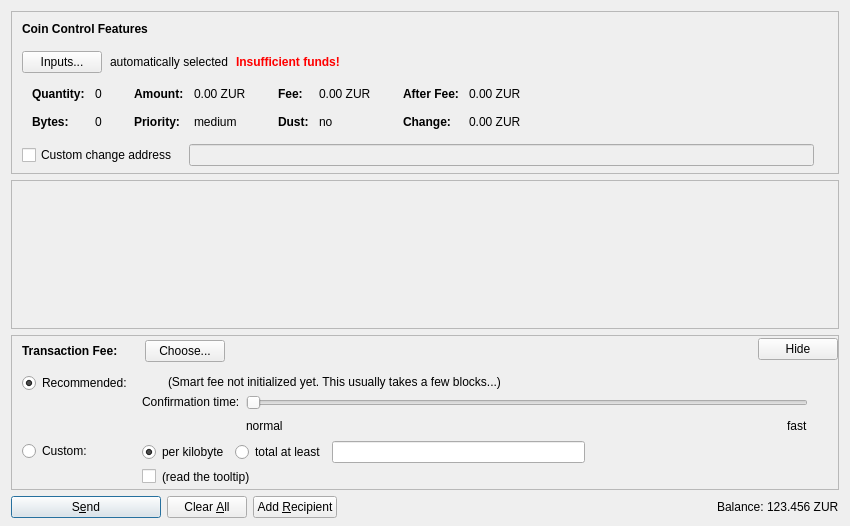
Above: src/qt/forms/sendcoinsdialog.ui from cryptoinhero/zurbank before the change. Below: the same form after it.
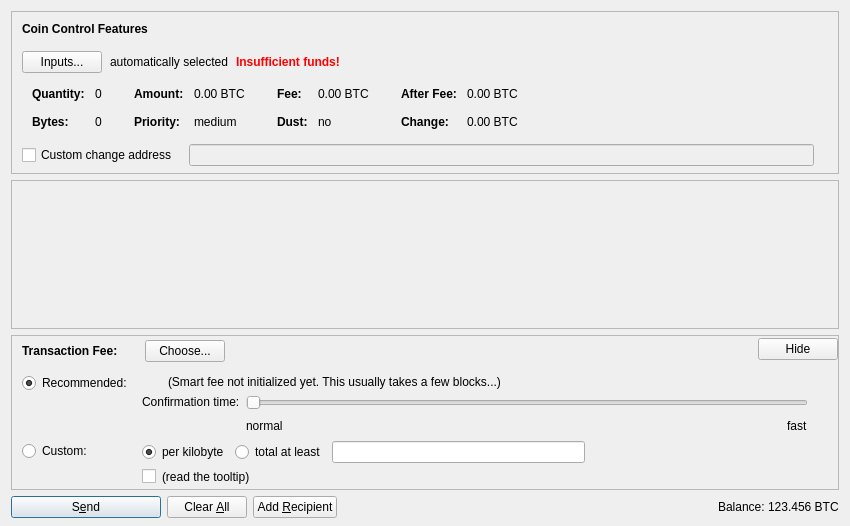
That is the form after the change. Icons and pictures are not drawn. Custom widgets are drawn as their Qt base class.

What changed in the file:
```diff
--- a/src/qt/forms/sendcoinsdialog.ui
+++ b/src/qt/forms/sendcoinsdialog.ui
@@ -324,7 +324,7 @@
                   <enum>Qt::ActionsContextMenu</enum>
                  </property>
                  <property name="text">
-                  <string notr="true">0.00 ZUR</string>
+                  <string notr="true">0.00 BTC</string>
                  </property>
                  <property name="textInteractionFlags">
                   <set>Qt::LinksAccessibleByMouse|Qt::TextSelectableByKeyboard|Qt::TextSelectableByMouse</set>
@@ -404,7 +404,7 @@
                   <enum>Qt::ActionsContextMenu</enum>
                  </property>
                  <property name="text">
-                  <string notr="true">0.00 ZUR</string>
+                  <string notr="true">0.00 BTC</string>
                  </property>
                  <property name="textInteractionFlags">
                   <set>Qt::LinksAccessibleByMouse|Qt::TextSelectableByKeyboard|Qt::TextSelectableByMouse</set>
@@ -484,7 +484,7 @@
                   <enum>Qt::ActionsContextMenu</enum>
                  </property>
                  <property name="text">
-                  <string notr="true">0.00 ZUR</string>
+                  <string notr="true">0.00 BTC</string>
                  </property>
                  <property name="textInteractionFlags">
                   <set>Qt::LinksAccessibleByMouse|Qt::TextSelectableByKeyboard|Qt::TextSelectableByMouse</set>
@@ -513,7 +513,7 @@
                   <enum>Qt::ActionsContextMenu</enum>
                  </property>
                  <property name="text">
-                  <string notr="true">0.00 ZUR</string>
+                  <string notr="true">0.00 BTC</string>
                  </property>
                  <property name="textInteractionFlags">
                   <set>Qt::LinksAccessibleByMouse|Qt::TextSelectableByKeyboard|Qt::TextSelectableByMouse</set>
@@ -1299,7 +1299,7 @@
           <cursorShape>IBeamCursor</cursorShape>
          </property>
          <property name="text">
-          <string notr="true">123.456 ZUR</string>
+          <string notr="true">123.456 BTC</string>
          </property>
          <property name="textInteractionFlags">
           <set>Qt::LinksAccessibleByMouse|Qt::TextSelectableByKeyboard|Qt::TextSelectableByMouse</set>
```
Left out of the diff: 4 changed lines with no effect on the pictures.
